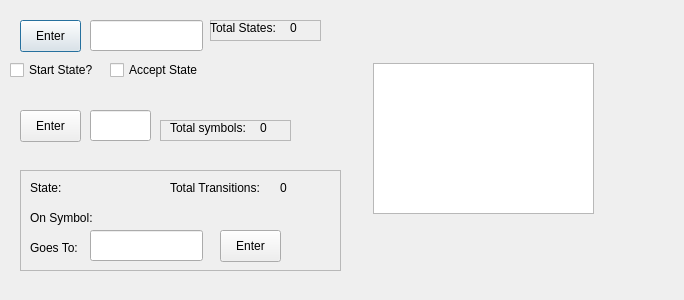
Qt form FiniteStateMachinesApp/dfadialog.ui (noah2734/FiniteStateMachines) before a commit.
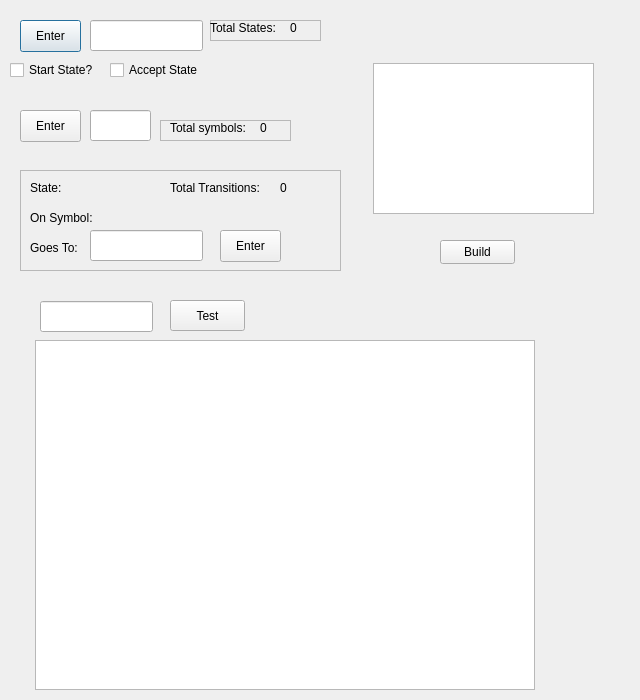
The same form after that commit.

Commit message:
machine definition implemented
now i just need to display the machine

```diff
--- a/FiniteStateMachinesApp/dfadialog.ui
+++ b/FiniteStateMachinesApp/dfadialog.ui
@@ -6,8 +6,8 @@
    <rect>
     <x>0</x>
     <y>0</y>
-    <width>684</width>
-    <height>300</height>
+    <width>640</width>
+    <height>700</height>
    </rect>
   </property>
   <property name="windowTitle">
@@ -349,6 +349,65 @@
     </rect>
    </property>
   </widget>
+  <widget class="QPushButton" name="buildBtn">
+   <property name="geometry">
+    <rect>
+     <x>440</x>
+     <y>240</y>
+     <width>75</width>
+     <height>24</height>
+    </rect>
+   </property>
+   <property name="text">
+    <string>Build</string>
+   </property>
+  </widget>
+  <widget class="QLabel" name="buildErrBtn">
+   <property name="geometry">
+    <rect>
+     <x>360</x>
+     <y>270</y>
+     <width>261</width>
+     <height>20</height>
+    </rect>
+   </property>
+   <property name="text">
+    <string/>
+   </property>
+  </widget>
+  <widget class="QGraphicsView" name="machineView">
+   <property name="geometry">
+    <rect>
+     <x>35</x>
+     <y>340</y>
+     <width>500</width>
+     <height>350</height>
+    </rect>
+   </property>
+  </widget>
+  <widget class="QLineEdit" name="testLine">
+   <property name="geometry">
+    <rect>
+     <x>40</x>
+     <y>301</y>
+     <width>113</width>
+     <height>31</height>
+    </rect>
+   </property>
+  </widget>
+  <widget class="QPushButton" name="testBtn">
+   <property name="geometry">
+    <rect>
+     <x>170</x>
+     <y>300</y>
+     <width>75</width>
+     <height>31</height>
+    </rect>
+   </property>
+   <property name="text">
+    <string>Test</string>
+   </property>
+  </widget>
  </widget>
  <resources/>
  <connections/>
```
The commit also changes 13 other files.
